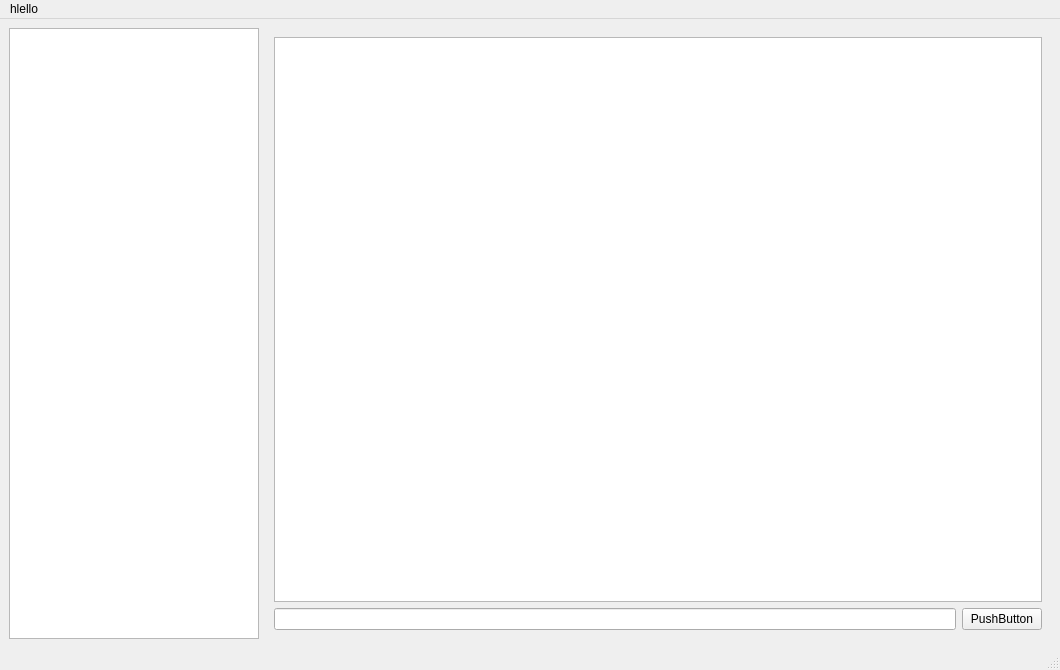
Above: ui/widgets/windows/chat_window.ui from AmNotAGoose/notepasser before the change. Below: the same form after it.
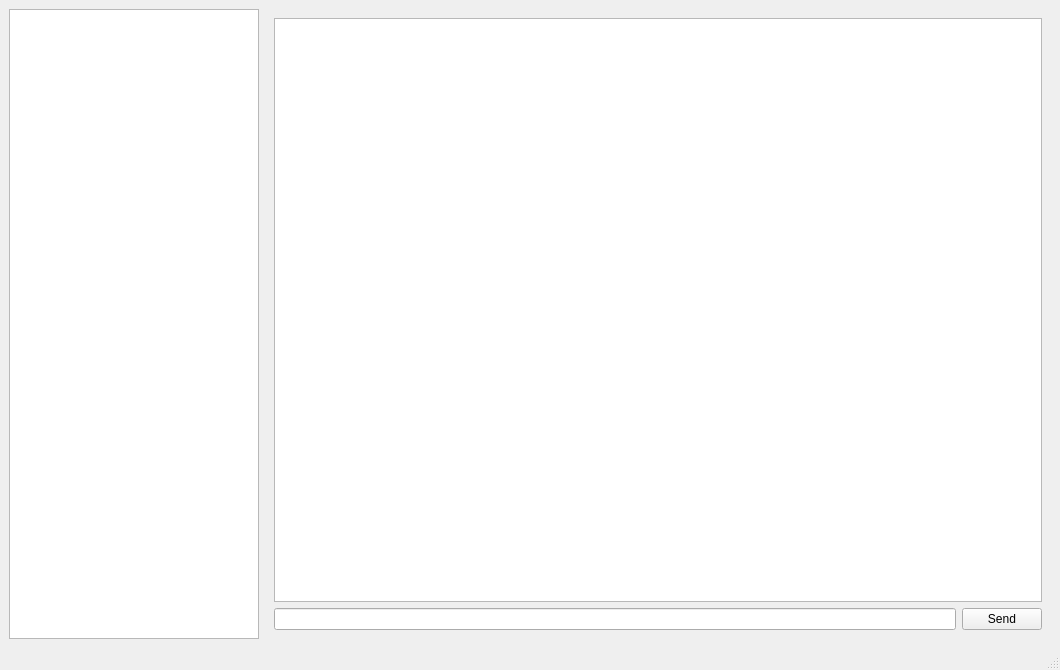
That is the form after the change.

What changed in the file:
```diff
--- a/ui/widgets/windows/chat_window.ui
+++ b/ui/widgets/windows/chat_window.ui
@@ -64,7 +64,7 @@
             <item>
              <widget class="QPushButton" name="sendMessageButton">
               <property name="text">
-               <string>PushButton</string>
+               <string>Send</string>
               </property>
              </widget>
             </item>
@@ -114,14 +114,6 @@
      <height>33</height>
     </rect>
    </property>
-   <widget class="QMenu" name="menuhlello">
-    <property name="title">
-     <string>hlello</string>
-    </property>
-    <addaction name="actionhello"/>
-    <addaction name="action123"/>
-   </widget>
-   <addaction name="menuhlello"/>
   </widget>
   <widget class="QStatusBar" name="statusbar"/>
   <action name="actionhello">
```
